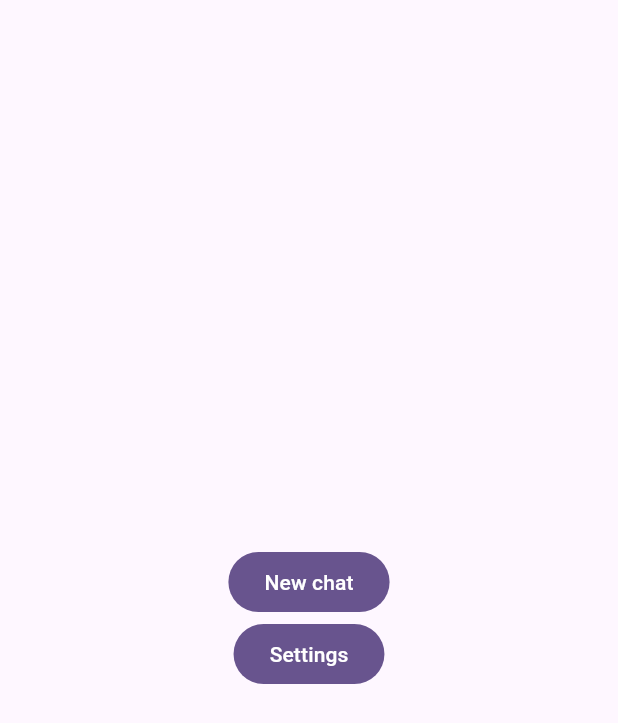
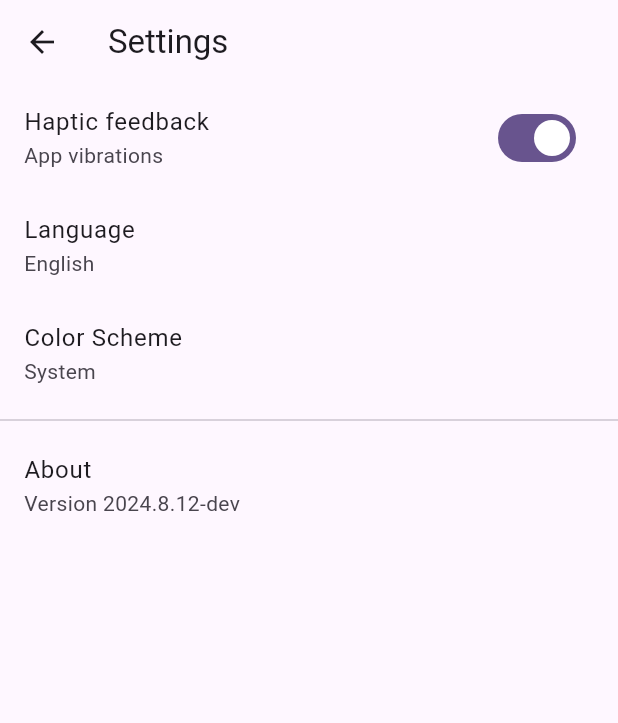
Before and after one commit to MESA-MCHS/Strawberry-Jam, a Flutter app: the screen it shows after launch, after a tap on "Settings", on a phone screen of 412 x 824 dp. Shown: the top 723 px of the screen. Run offline on Flutter 3.47's test engine with Material 3 defaults, Android fonts, the phone set to English and light mode, and no system bars.

Commit message:
Add settings screen

```diff
--- a/lib/main.dart
+++ b/lib/main.dart
@@ -1,4 +1,7 @@
 import 'package:flutter/material.dart';
+
+import 'screens/chat.dart';
+import 'screens/settings.dart';
 
 void main() {
   runApp(const MyApp());
@@ -33,27 +36,6 @@ class MyApp extends StatelessWidget {
         useMaterial3: true,
       ),
       home: const MyHomePage(),
-    );
-  }
-}
-
-class ChatPage extends StatelessWidget {
-  const ChatPage({super.key});
-
-  @override
-  Widget build(BuildContext context) {
-    return Scaffold(
-      appBar: AppBar(
-        title: const Text('Chat'),
-      ),
-      body: Center(
-        child: FilledButton(
-          onPressed: () {
-            Navigator.pop(context);
-          },
-          child: const Text('Go back!'),
-        ),
-      ),
     );
   }
 }
@@ -113,8 +95,12 @@ class _MyHomePageState extends State<MyHomePage> {
               child: const Text('New chat'),
             ),
             FilledButton(
-              onPressed: () {},
-              child: const Text('Settings'),
+              onPressed: () {
+                Navigator.push(
+                  context,
+                  MaterialPageRoute(builder: (context) => const SettingsScreen()),
+                );
+              },              child: const Text('Settings'),
             ),
           ],
         ),
--- /dev/null
+++ b/lib/screens/chat.dart
@@ -0,0 +1,22 @@
+import 'package:flutter/material.dart';
+
+class ChatPage extends StatelessWidget {
+  const ChatPage({super.key});
+
+  @override
+  Widget build(BuildContext context) {
+    return Scaffold(
+      appBar: AppBar(
+        title: const Text('Chat'),
+      ),
+      body: Center(
+        child: FilledButton(
+          onPressed: () {
+            Navigator.pop(context);
+          },
+          child: const Text('Go back!'),
+        ),
+      ),
+    );
+  }
+}
--- /dev/null
+++ b/lib/screens/settings.dart
@@ -0,0 +1,49 @@
+import 'package:flutter/material.dart';
+
+class SettingsScreen extends StatefulWidget {
+  const SettingsScreen({super.key});
+
+  @override
+  State<SettingsScreen> createState() => _SettingsScreenState();
+}
+
+class _SettingsScreenState extends State<SettingsScreen> {
+  bool _toggleValue = true; // State variable to store the toggle value
+
+  @override
+  Widget build(BuildContext context) {
+    return Scaffold(
+      appBar: AppBar(title: const Text('Settings')),
+      body: ListView(
+        children: [
+          SwitchListTile(
+            title: const Text('Haptic feedback'),
+            subtitle: const Text('App vibrations'),
+            value: _toggleValue,
+            onChanged: (bool value) {
+              setState(() {
+                _toggleValue = value;
+              });
+            },
+          ),
+          ListTile(
+            title: const Text('Language'),
+            subtitle: const Text('English'),
+            onTap: () {},
+          ),
+          ListTile(
+            title: const Text('Color Scheme'),
+            subtitle: const Text('System'),
+            onTap: () {},
+          ),
+          const Divider(),
+          ListTile(
+            title: const Text('About'),
+            subtitle: const Text('Version 2024.8.12-dev'),
+            onTap: () {},
+          ),
+        ],
+      ),
+    );
+  }
+}
```
